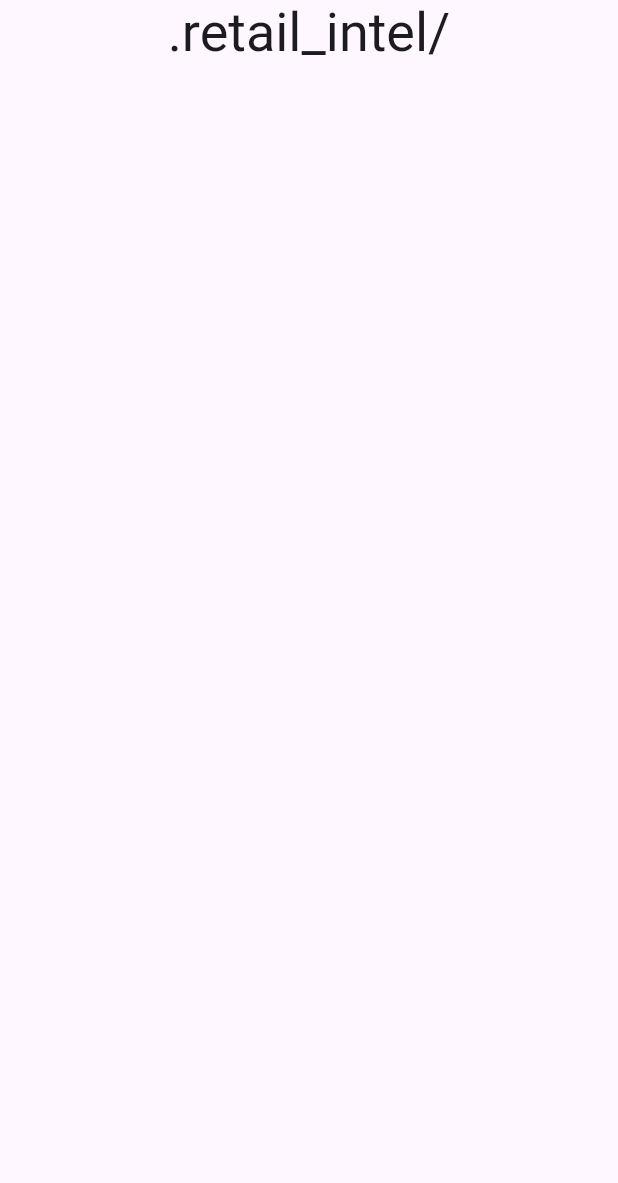
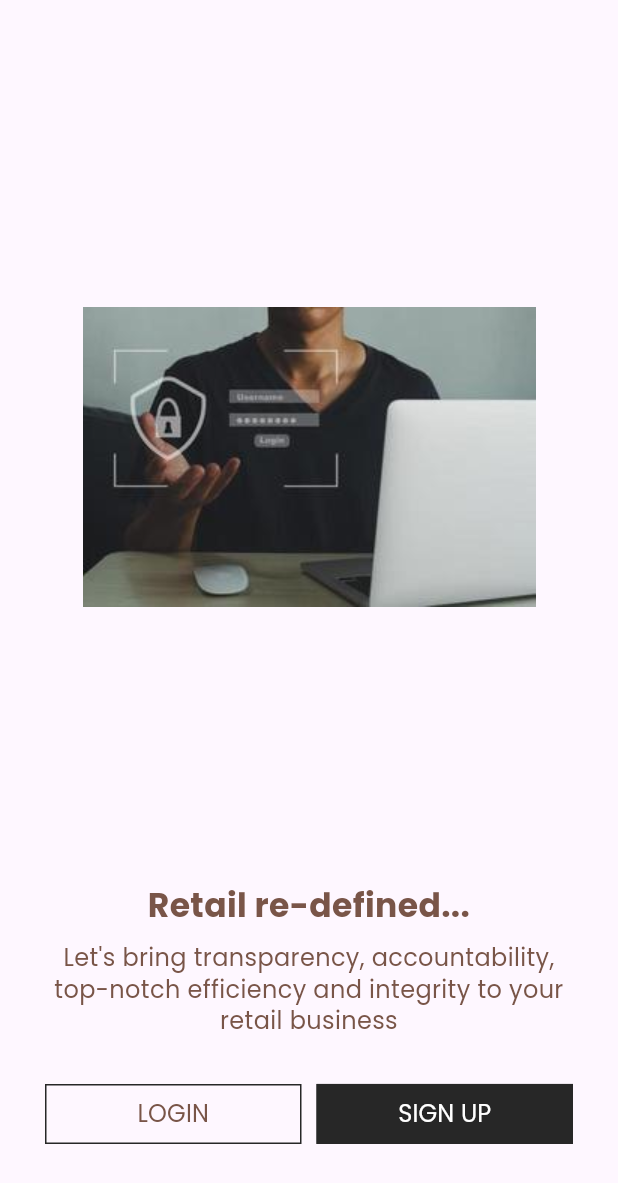
Before and after one commit to crimsoftit/r_intel, a Flutter app: the WelcomeScreen screen opened directly, on a phone screen of 412 x 824 dp. Shown: the top 1183 px of the screen. Run offline on Flutter 3.47's test engine with Material 3 defaults, Android fonts, the phone set to English and light mode, and no system bars; our stand-ins replace get, liquid_swipe, smooth_page_indicator.

Commit message:
3. beginning ui design of welcome screen

```diff
--- a/lib/src/constants/image_strings.dart
+++ b/lib/src/constants/image_strings.dart
@@ -13,3 +13,7 @@
     "assets/images/on_boarding_images/onboarding_img_2.gif";
 const String rOnboardingImg3 =
     "assets/images/on_boarding_images/onboarding_img_3.gif";
+
+// -- welcome screen images
+const String rWelcomeScreenImg1 =
+    "assets/images/welcome_screen_images/login_3.jpg";
--- a/lib/src/constants/size.dart
+++ b/lib/src/constants/size.dart
@@ -2,3 +2,4 @@
 
 const rDefaultSize = 30.0;
 const rSplashContainerSize = 30.0;
+const rButtonHeight = 15.0;
--- a/lib/src/constants/text_strings.dart
+++ b/lib/src/constants/text_strings.dart
@@ -13,8 +13,14 @@
     "Begin your journey with us on this easy & amazing platform";
 const String rOnbaordingSubTitle2 =
     "get timely and accurate reports regarding your sales";
-const String rOnbaordingSubTitle3 = "Save time and money using our app";
+const String rOnbaordingSubTitle3 =
+    "Save time and money using our app for retail management";
 
 const String rOnbaordingCounter1 = "1/3";
 const String rOnbaordingCounter2 = "2/3";
 const String rOnbaordingCounter3 = "3/3";
+
+// -- welcome screen text formats
+const String rWelcomeTitle = "Retail re-defined...";
+const String rWelcomeSubTitle =
+    "Let's bring transparency, accountability, top-notch efficiency and integrity to your retail business";
--- a/lib/src/features/authentication/controllers/onboarding_controller.dart
+++ b/lib/src/features/authentication/controllers/onboarding_controller.dart
@@ -5,6 +5,7 @@
 import 'package:r_intel/src/constants/text_strings.dart';
 import 'package:r_intel/src/features/authentication/models/onboarding_model.dart';
 import 'package:r_intel/src/features/authentication/screens/onboarding/onboarding_page_widget.dart';
+import 'package:r_intel/src/features/authentication/screens/welcome_screen/welcome_screen.dart';
 
 class OnboardingController extends GetxController {
   final liquidController = LiquidController();
@@ -48,7 +49,8 @@
     currentPage.value = activePageIndex;
   }
 
-  skip() => liquidController.jumpToPage(page: 2);
+  //skip() => liquidController.jumpToPage(page: 2);
+  skip() => Get.to(const WelcomeScreen());
   animateToNextSlide() {
     int nextPage = liquidController.currentPage + 1;
     liquidController.animateToPage(page: nextPage);
--- a/lib/src/features/authentication/controllers/splash_screen_controller.dart
+++ b/lib/src/features/authentication/controllers/splash_screen_controller.dart
@@ -1,5 +1,7 @@
 import 'package:get/get.dart';
 import 'package:r_intel/src/features/authentication/screens/onboarding/onboarding_screen.dart';
+
+import 'package:r_intel/src/features/authentication/screens/welcome_screen/welcome_screen.dart';
 
 class SplashScreenController extends GetxController {
   static SplashScreenController get find => Get.find();
@@ -16,7 +18,8 @@
     animate.value = true;
 
     await Future.delayed(const Duration(milliseconds: 5000));
-    Get.to(OnboardingScreen());
+    Get.to(const OnboardingScreen());
+    //Get.to(const WelcomeScreen());
     // Navigator.pushReplacement(context,
     //     MaterialPageRoute(builder: (context) => const WelcomeScreen()));
   }
--- a/lib/src/features/authentication/screens/onboarding/onboarding_screen.dart
+++ b/lib/src/features/authentication/screens/onboarding/onboarding_screen.dart
@@ -9,7 +9,7 @@
 import 'package:smooth_page_indicator/smooth_page_indicator.dart';
 
 class OnboardingScreen extends StatelessWidget {
-  OnboardingScreen({super.key});
+  const OnboardingScreen({super.key});
 
   @override
   Widget build(BuildContext context) {
@@ -36,10 +36,10 @@
                   color: Colors.brown,
                 ),
                 shape: const CircleBorder(),
-                padding: const EdgeInsets.all(20),
+                padding: const EdgeInsets.all(10),
               ),
               child: Container(
-                padding: const EdgeInsets.all(20.0),
+                padding: const EdgeInsets.all(10.0),
                 decoration: const BoxDecoration(
                   color: rDarkColor,
                   shape: BoxShape.circle,
@@ -50,7 +50,7 @@
           ),
           Positioned(
             top: 50,
-            right: 20,
+            left: 20,
             child: TextButton(
               onPressed: () => oBcontroller.skip(),
               child: const PrimaryText(
--- a/lib/src/features/authentication/screens/welcome_screen/welcome_screen.dart
+++ b/lib/src/features/authentication/screens/welcome_screen/welcome_screen.dart
@@ -1,4 +1,8 @@
 import 'package:flutter/material.dart';
+import 'package:r_intel/src/constants/colors.dart';
+import 'package:r_intel/src/constants/image_strings.dart';
+import 'package:r_intel/src/constants/size.dart';
+import 'package:r_intel/src/constants/style/txt_style.dart';
 import 'package:r_intel/src/constants/text_strings.dart';
 
 class WelcomeScreen extends StatefulWidget {
@@ -11,15 +15,65 @@
 class _WelcomeScreenState extends State<WelcomeScreen> {
   @override
   Widget build(BuildContext context) {
-    return Center(
-      child: Column(
-        crossAxisAlignment: CrossAxisAlignment.center,
-        children: [
-          Text(
-            rAppName,
-            style: Theme.of(context).textTheme.displaySmall,
-          ),
-        ],
+    var height = MediaQuery.of(context).size.height;
+
+    return Scaffold(
+      body: Container(
+        padding: const EdgeInsets.all(rDefaultSize),
+        child: Column(
+          mainAxisAlignment: MainAxisAlignment.spaceEvenly,
+          children: [
+            Image(
+              image: const AssetImage(rWelcomeScreenImg1),
+              height: height * 0.6,
+            ),
+            const Column(
+              children: [
+                SizedBox(
+                  height: 10,
+                ),
+                PrimaryText(
+                  text: rWelcomeTitle,
+                  size: 22,
+                  fontWeight: FontWeight.w700,
+                ),
+                SizedBox(
+                  height: 10,
+                ),
+                PrimaryText(
+                  text: rWelcomeSubTitle,
+                  size: 16,
+                ),
+              ],
+            ),
+            Row(
+              children: [
+                Expanded(
+                  child: OutlinedButton(
+                    onPressed: () {},
+                    child: PrimaryText(
+                      text: 'Login'.toUpperCase(),
+                      size: 16,
+                    ),
+                  ),
+                ),
+                const SizedBox(
+                  width: 10,
+                ),
+                Expanded(
+                  child: ElevatedButton(
+                    onPressed: () {},
+                    child: PrimaryText(
+                      text: 'Sign up'.toUpperCase(),
+                      size: 16,
+                      color: rWhiteColor,
+                    ),
+                  ),
+                ),
+              ],
+            ),
+          ],
+        ),
       ),
     );
   }
--- a/lib/src/utils/themes/themes.dart
+++ b/lib/src/utils/themes/themes.dart
@@ -1,4 +1,6 @@
 import 'package:flutter/material.dart';
+import 'package:r_intel/src/utils/themes/widget_themes/elevated_button_theme.dart';
+import 'package:r_intel/src/utils/themes/widget_themes/outlined_btn_theme.dart';
 import 'package:r_intel/src/utils/themes/widget_themes/txt_theme.dart';
 //import 'package:google_fonts/google_fonts.dart';
 
@@ -8,13 +10,14 @@
   static ThemeData lightTheme = ThemeData(
     brightness: Brightness.light,
     textTheme: TxtTheme.ligtTextTheme,
-    elevatedButtonTheme: ElevatedButtonThemeData(
-      style: ElevatedButton.styleFrom(),
-    ),
+    outlinedButtonTheme: ROutlinedButtonTheme.outlinedBtnLightTheme,
+    elevatedButtonTheme: RElevatedButtonTheme.elevatedBtnLightTheme,
   );
 
   static ThemeData darkTheme = ThemeData(
     brightness: Brightness.dark,
     textTheme: TxtTheme.darkTextTheme,
+    outlinedButtonTheme: ROutlinedButtonTheme.outlinedBtnLightTheme,
+    elevatedButtonTheme: RElevatedButtonTheme.elevatedBtnDarkTheme,
   );
 }
--- /dev/null
+++ b/lib/src/utils/themes/widget_themes/elevated_button_theme.dart
@@ -0,0 +1,35 @@
+import 'package:flutter/material.dart';
+import 'package:r_intel/src/constants/colors.dart';
+import 'package:r_intel/src/constants/size.dart';
+
+class RElevatedButtonTheme {
+  RElevatedButtonTheme._(); // to avoid creating instances
+
+  /* -- light mode(theme) -- */
+  static final elevatedBtnLightTheme = ElevatedButtonThemeData(
+    style: ElevatedButton.styleFrom(
+      elevation: 0,
+      shape: const RoundedRectangleBorder(),
+      foregroundColor: rWhiteColor,
+      backgroundColor: rSecondaryColor,
+      side: const BorderSide(color: rSecondaryColor),
+      padding: const EdgeInsets.symmetric(
+        vertical: rButtonHeight * 0.5,
+      ),
+    ),
+  );
+
+  /* -- dark mode(theme) -- */
+  static final elevatedBtnDarkTheme = ElevatedButtonThemeData(
+    style: ElevatedButton.styleFrom(
+      elevation: 0,
+      shape: const RoundedRectangleBorder(),
+      foregroundColor: rSecondaryColor,
+      backgroundColor: rWhiteColor,
+      side: const BorderSide(color: rSecondaryColor),
+      padding: const EdgeInsets.symmetric(
+        vertical: rButtonHeight * 0.5,
+      ),
+    ),
+  );
+}
--- /dev/null
+++ b/lib/src/utils/themes/widget_themes/outlined_btn_theme.dart
@@ -0,0 +1,31 @@
+import 'package:flutter/material.dart';
+import 'package:r_intel/src/constants/colors.dart';
+import 'package:r_intel/src/constants/size.dart';
+
+class ROutlinedButtonTheme {
+  ROutlinedButtonTheme._(); // to avoid creating instances
+
+  /* -- light mode (theme) -- */
+  static final outlinedBtnLightTheme = OutlinedButtonThemeData(
+    style: OutlinedButton.styleFrom(
+      shape: const RoundedRectangleBorder(),
+      foregroundColor: rSecondaryColor,
+      side: const BorderSide(color: rSecondaryColor),
+      padding: const EdgeInsets.symmetric(
+        vertical: rButtonHeight * 0.5,
+      ),
+    ),
+  );
+
+  /* -- dark mode (theme)) -- */
+  static final outlinedBtnDarkTheme = OutlinedButtonThemeData(
+    style: OutlinedButton.styleFrom(
+      shape: const RoundedRectangleBorder(),
+      foregroundColor: rWhiteColor,
+      side: const BorderSide(color: rWhiteColor),
+      padding: const EdgeInsets.symmetric(
+        vertical: rButtonHeight * 0.5,
+      ),
+    ),
+  );
+}
--- a/pubspec.yaml
+++ b/pubspec.yaml
@@ -94,6 +94,7 @@
   assets:
     - assets/images/
     - assets/images/on_boarding_images/
+    - assets/images/welcome_screen_images/
 
 
     - assets/images/content/user.png
```
Also changed, not shown: assets/images/welcome_screen_images/login.jpg (added), assets/images/welcome_screen_images/login.png (added), assets/images/welcome_screen_images/login_1.jpg (added), assets/images/welcome_screen_images/login_1.png (added), assets/images/welcome_screen_images/login_2.jpg (added), assets/images/welcome_screen_images/login_3.jpg (added), assets/images/welcome_screen_images/wlecome.jpeg (added).
